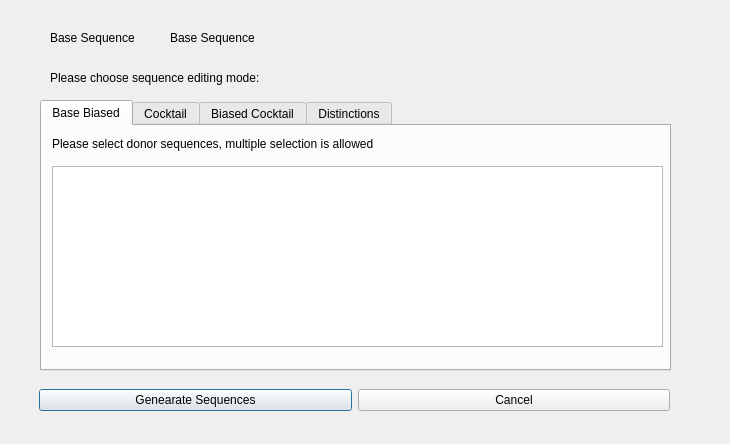
WilsonImmunologyLab/Librator, file sequenceedit.ui: the form before one commit.
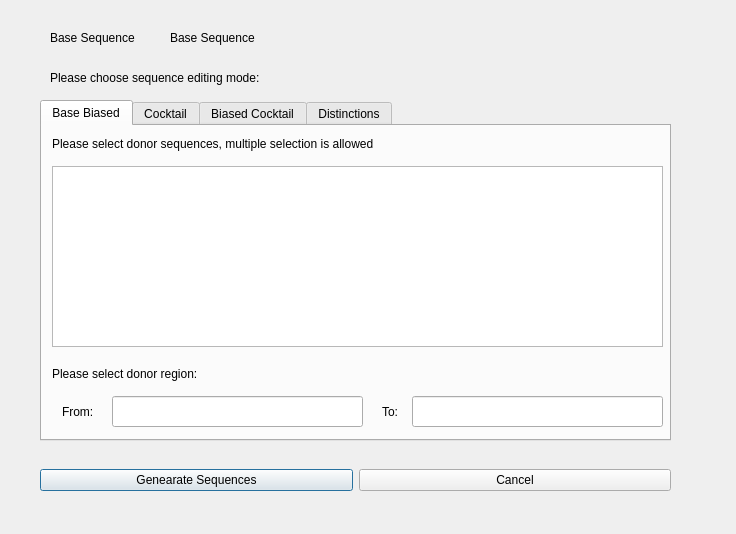
The form after the commit.

Diff of the .ui file:
```diff
--- a/sequenceedit.ui
+++ b/sequenceedit.ui
@@ -6,8 +6,8 @@
    <rect>
     <x>0</x>
     <y>0</y>
-    <width>730</width>
-    <height>444</height>
+    <width>736</width>
+    <height>534</height>
    </rect>
   </property>
   <property name="windowTitle">
@@ -19,7 +19,7 @@
      <x>40</x>
      <y>100</y>
      <width>631</width>
-     <height>271</height>
+     <height>341</height>
     </rect>
    </property>
    <property name="currentIndex">
@@ -52,6 +52,65 @@
       <string>Please select donor sequences, multiple selection is allowed</string>
      </property>
     </widget>
+    <widget class="QLabel" name="label_tab1_2">
+     <property name="geometry">
+      <rect>
+       <x>10</x>
+       <y>240</y>
+       <width>581</width>
+       <height>16</height>
+      </rect>
+     </property>
+     <property name="text">
+      <string>Please select donor region:</string>
+     </property>
+    </widget>
+    <widget class="QLabel" name="label_tab1_3">
+     <property name="geometry">
+      <rect>
+       <x>20</x>
+       <y>270</y>
+       <width>71</width>
+       <height>31</height>
+      </rect>
+     </property>
+     <property name="text">
+      <string>From:</string>
+     </property>
+    </widget>
+    <widget class="QLabel" name="label_tab1_4">
+     <property name="geometry">
+      <rect>
+       <x>340</x>
+       <y>270</y>
+       <width>71</width>
+       <height>31</height>
+      </rect>
+     </property>
+     <property name="text">
+      <string>To:</string>
+     </property>
+    </widget>
+    <widget class="QLineEdit" name="DonorFrom">
+     <property name="geometry">
+      <rect>
+       <x>70</x>
+       <y>270</y>
+       <width>251</width>
+       <height>31</height>
+      </rect>
+     </property>
+    </widget>
+    <widget class="QLineEdit" name="DonorTo">
+     <property name="geometry">
+      <rect>
+       <x>370</x>
+       <y>270</y>
+       <width>251</width>
+       <height>31</height>
+      </rect>
+     </property>
+    </widget>
    </widget>
    <widget class="QWidget" name="tab_2">
     <attribute name="title">
@@ -167,8 +226,8 @@
   <widget class="QWidget" name="horizontalLayoutWidget">
    <property name="geometry">
     <rect>
-     <x>39</x>
-     <y>380</y>
+     <x>40</x>
+     <y>460</y>
      <width>631</width>
      <height>41</height>
     </rect>
```
Left out of the diff: 6 changed lines with no effect on the pictures.
